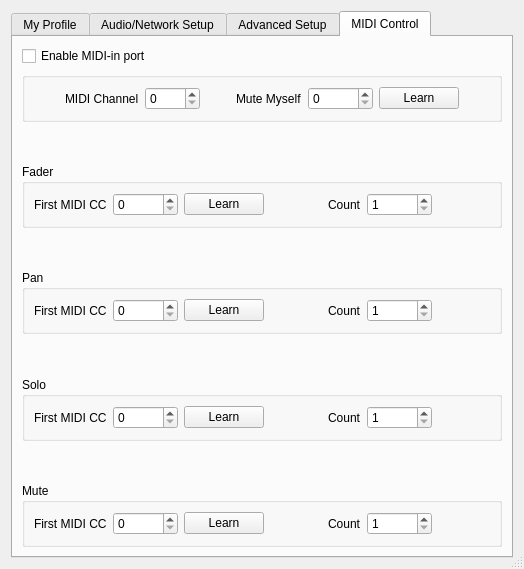
The window that src/clientsettingsdlgbase.ui (ignotus666/jamulus) describes before a commit, drawn with Qt 5.
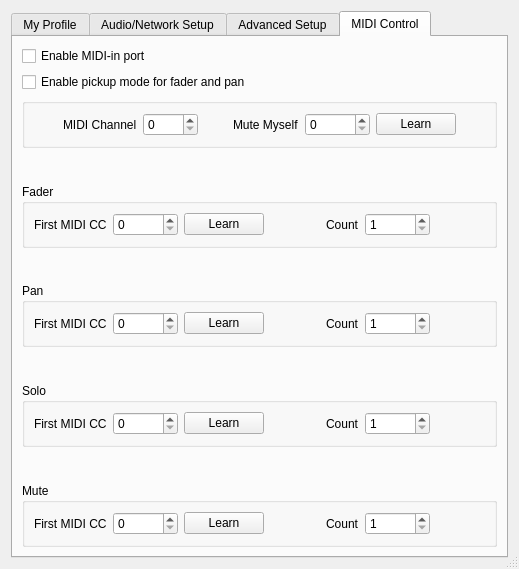
The same window after the commit. Icons and pictures are not drawn. Custom widgets are drawn as their Qt base class.

Commit message: Add pickup mode

Patch:
```diff
--- a/src/clientsettingsdlgbase.ui
+++ b/src/clientsettingsdlgbase.ui
@@ -6,7 +6,7 @@
    <rect>
     <x>0</x>
     <y>0</y>
-    <width>524</width>
+    <width>519</width>
     <height>569</height>
    </rect>
   </property>
@@ -1348,6 +1348,16 @@
          </property>
         </widget>
        </item>
+       <item>
+        <widget class="QCheckBox" name="chbMIDIPickupMode">
+         <property name="toolTip">
+          <string/>
+         </property>
+         <property name="text">
+          <string>Enable pickup mode for fader and pan</string>
+         </property>
+        </widget>
+       </item>
        <item>
         <layout class="QVBoxLayout" name="verticalLayout_17">
          <item>
```
Left out of the diff: 3 changed lines with no effect on the pictures. The commit also changes 3 other files.
